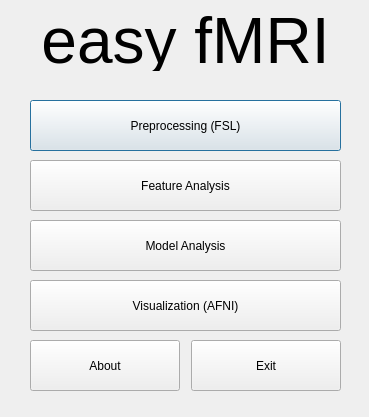
First picture: the form in GUI/frmMainMenuGUI.ui, repository myousefnezhad/easyfmri-old, before the edit.
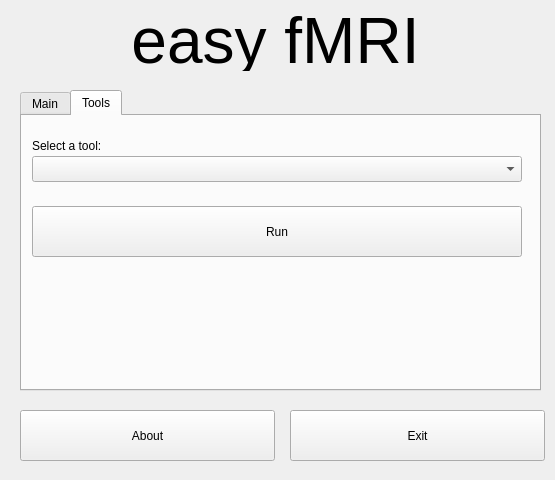
Second picture: the form after the edit. The open tabs and pages were chosen to show the change.

Diff of the .ui file:
```diff
--- a/GUI/frmMainMenuGUI.ui
+++ b/GUI/frmMainMenuGUI.ui
@@ -6,8 +6,8 @@
    <rect>
     <x>0</x>
     <y>0</y>
-    <width>369</width>
-    <height>417</height>
+    <width>555</width>
+    <height>480</height>
    </rect>
   </property>
   <property name="windowTitle">
@@ -18,7 +18,7 @@
     <rect>
      <x>0</x>
      <y>10</y>
-     <width>371</width>
+     <width>551</width>
      <height>61</height>
     </rect>
    </property>
@@ -34,25 +34,28 @@
     <set>Qt::AlignCenter</set>
    </property>
   </widget>
-  <widget class="QPushButton" name="btnPreprocess">
+  <widget class="QTabWidget" name="tabWidget">
    <property name="geometry">
     <rect>
-     <x>30</x>
-     <y>100</y>
-     <width>311</width>
-     <height>51</height>
+     <x>20</x>
+     <y>90</y>
+     <width>521</width>
+     <height>301</height>
     </rect>
    </property>
-   <property name="text">
-    <string>Preprocessing (FSL)</string>
+   <property name="currentIndex">
+    <number>0</number>
    </property>
-  </widget>
+   <widget class="QWidget" name="tab">
+    <attribute name="title">
+     <string>Main</string>
+    </attribute>
   <widget class="QPushButton" name="btnFeatureAnalysis">
    <property name="geometry">
     <rect>
-     <x>30</x>
-     <y>160</y>
-     <width>311</width>
+       <x>10</x>
+       <y>80</y>
+       <width>490</width>
      <height>51</height>
     </rect>
    </property>
@@ -63,9 +66,9 @@
   <widget class="QPushButton" name="btnModelAnalysis">
    <property name="geometry">
     <rect>
-     <x>30</x>
-     <y>220</y>
-     <width>311</width>
+       <x>10</x>
+       <y>140</y>
+       <width>490</width>
      <height>51</height>
     </rect>
    </property>
@@ -73,12 +76,25 @@
     <string>Model Analysis</string>
    </property>
   </widget>
+    <widget class="QPushButton" name="btnPreprocess">
+     <property name="geometry">
+      <rect>
+       <x>10</x>
+       <y>20</y>
+       <width>490</width>
+       <height>51</height>
+      </rect>
+     </property>
+     <property name="text">
+      <string>Preprocessing (FSL)</string>
+     </property>
+    </widget>
   <widget class="QPushButton" name="btnVisualization">
    <property name="geometry">
     <rect>
-     <x>30</x>
-     <y>280</y>
-     <width>311</width>
+       <x>10</x>
+       <y>200</y>
+       <width>490</width>
      <height>51</height>
     </rect>
    </property>
@@ -86,12 +102,55 @@
     <string>Visualization (AFNI)</string>
    </property>
   </widget>
+   </widget>
+   <widget class="QWidget" name="tab_2">
+    <attribute name="title">
+     <string>Tools</string>
+    </attribute>
+    <widget class="QComboBox" name="cbTools">
+     <property name="geometry">
+      <rect>
+       <x>10</x>
+       <y>40</y>
+       <width>490</width>
+       <height>26</height>
+      </rect>
+     </property>
+    </widget>
+    <widget class="QPushButton" name="btnTools">
+     <property name="geometry">
+      <rect>
+       <x>10</x>
+       <y>90</y>
+       <width>490</width>
+       <height>51</height>
+      </rect>
+     </property>
+     <property name="text">
+      <string>Run</string>
+     </property>
+    </widget>
+    <widget class="QLabel" name="label_2">
+     <property name="geometry">
+      <rect>
+       <x>10</x>
+       <y>20</y>
+       <width>471</width>
+       <height>20</height>
+      </rect>
+     </property>
+     <property name="text">
+      <string>Select a tool:</string>
+     </property>
+    </widget>
+   </widget>
+  </widget>
   <widget class="QPushButton" name="btnExit">
    <property name="geometry">
     <rect>
-     <x>191</x>
-     <y>340</y>
-     <width>150</width>
+     <x>290</x>
+     <y>410</y>
+     <width>255</width>
      <height>51</height>
     </rect>
    </property>
@@ -102,9 +161,9 @@
   <widget class="QPushButton" name="btnAbout">
    <property name="geometry">
     <rect>
-     <x>30</x>
-     <y>340</y>
-     <width>150</width>
+     <x>20</x>
+     <y>410</y>
+     <width>255</width>
      <height>51</height>
     </rect>
    </property>
```
Lines whose indentation alone changed are shown as unchanged.
